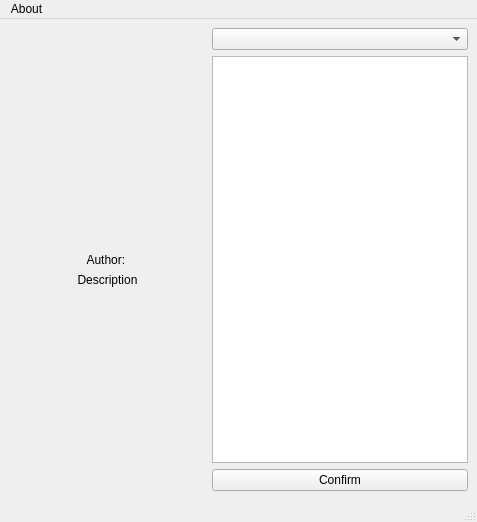
Before: the Qt Designer form ClientDownloadGuard/MainPanelWindow.ui in Luminatione/ClientDownloadGuard, drawn with Qt 5.
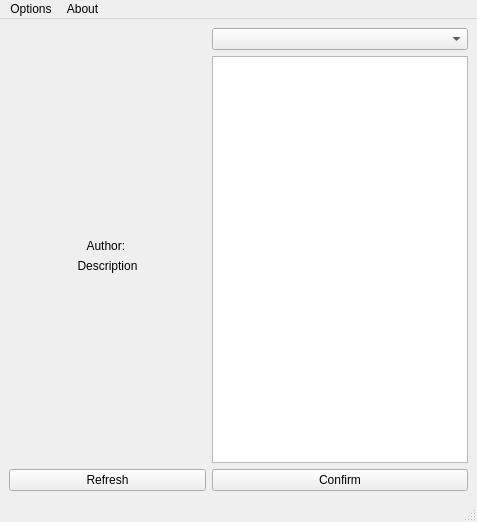
After: the same form once the commit is applied.

Patch:
```diff
--- a/ClientDownloadGuard/MainPanelWindow.ui
+++ b/ClientDownloadGuard/MainPanelWindow.ui
@@ -86,6 +86,13 @@
         </property>
        </widget>
       </item>
+      <item>
+       <widget class="QPushButton" name="pushButton">
+        <property name="text">
+         <string>Refresh</string>
+        </property>
+       </widget>
+      </item>
      </layout>
     </item>
     <item>
@@ -129,6 +136,15 @@
     </property>
     <addaction name="actionAbout"/>
    </widget>
+   <widget class="QMenu" name="menuOptions">
+    <property name="title">
+     <string>Options</string>
+    </property>
+    <addaction name="actionAuto_detection"/>
+    <addaction name="actionMacros"/>
+    <addaction name="actionSettings"/>
+   </widget>
+   <addaction name="menuOptions"/>
    <addaction name="menuAbout"/>
   </widget>
   <widget class="QStatusBar" name="statusbar"/>
```
Left out of the diff: 15 changed lines with no effect on the pictures.
